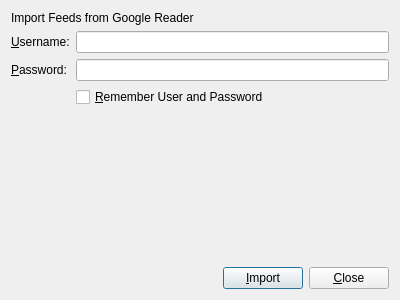
This is kakawana/google_import.ui in ralsina/kakawana as Qt 5 draws it before an edit. The edited form follows.
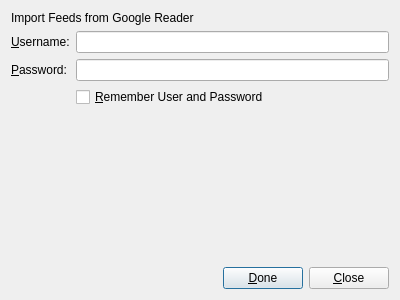
This is the edited form.

Patch:
```diff
--- a/kakawana/google_import.ui
+++ b/kakawana/google_import.ui
@@ -96,7 +96,7 @@
      <item>
       <widget class="QPushButton" name="pushButton">
        <property name="text">
-        <string>&amp;Import</string>
+        <string>&amp;Done</string>
        </property>
       </widget>
      </item>
```
